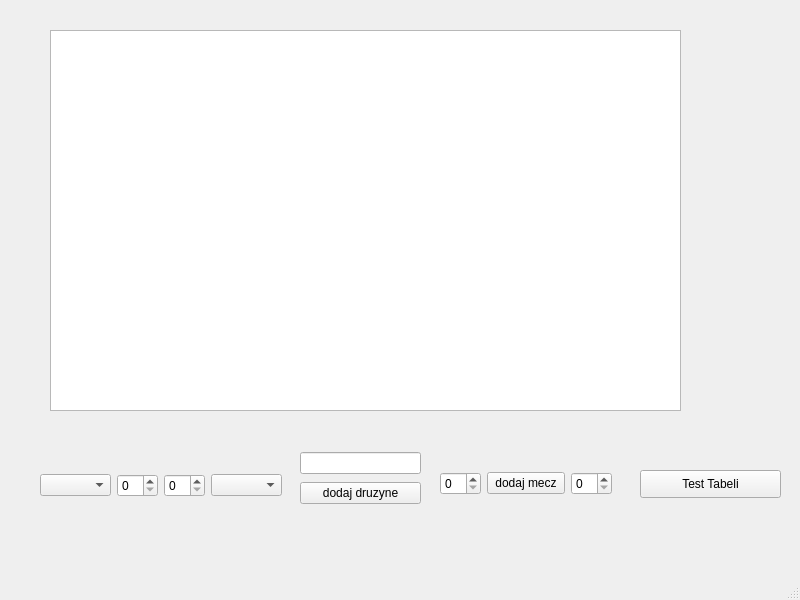
Before: the Qt Designer form mainwindow.ui in Kperp8/tournament-tracker-PL, drawn with Qt 5.
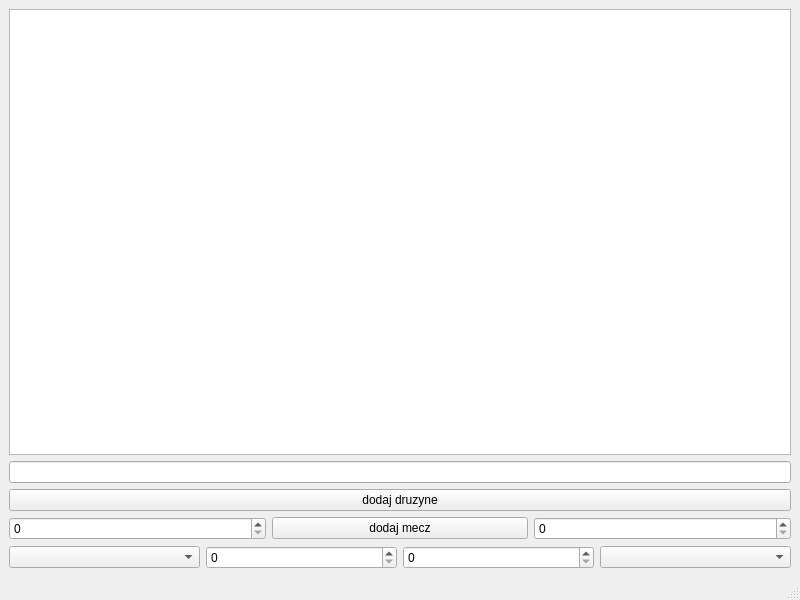
After: the same form once the commit is applied.

Commit message: tabela jest troche bardziej responsywna, skaluje sie do okna

The edit to the form file:
```diff
--- a/mainwindow.ui
+++ b/mainwindow.ui
@@ -14,62 +14,11 @@
    <string>MainWindow</string>
   </property>
   <widget class="QWidget" name="centralwidget">
-   <widget class="QTableView" name="scoresTable">
-    <property name="geometry">
-     <rect>
-      <x>50</x>
-      <y>30</y>
-      <width>631</width>
-      <height>381</height>
-     </rect>
-    </property>
-   </widget>
-   <widget class="QPushButton" name="testButton">
-    <property name="geometry">
-     <rect>
-      <x>640</x>
-      <y>470</y>
-      <width>141</width>
-      <height>28</height>
-     </rect>
-    </property>
-    <property name="text">
-     <string>Test Tabeli</string>
-    </property>
-   </widget>
-   <widget class="QWidget" name="layoutWidget">
-    <property name="geometry">
-     <rect>
-      <x>40</x>
-      <y>470</y>
-      <width>242</width>
-      <height>31</height>
-     </rect>
-    </property>
-    <layout class="QHBoxLayout" name="horizontalLayout">
+   <layout class="QVBoxLayout" name="verticalLayout_2">
      <item>
-      <widget class="QComboBox" name="select_A"/>
+     <widget class="QTableView" name="scoresTable"/>
      </item>
      <item>
-      <widget class="QSpinBox" name="spinBox"/>
-     </item>
-     <item>
-      <widget class="QSpinBox" name="spinBox_2"/>
-     </item>
-     <item>
-      <widget class="QComboBox" name="select_B"/>
-     </item>
-    </layout>
-   </widget>
-   <widget class="QWidget" name="layoutWidget">
-    <property name="geometry">
-     <rect>
-      <x>300</x>
-      <y>450</y>
-      <width>121</width>
-      <height>56</height>
-     </rect>
-    </property>
     <layout class="QVBoxLayout" name="verticalLayout">
      <item>
       <widget class="QLineEdit" name="lineEdit_druzyna"/>
@@ -82,16 +31,8 @@
       </widget>
      </item>
     </layout>
-   </widget>
-   <widget class="QWidget" name="">
-    <property name="geometry">
-     <rect>
-      <x>440</x>
-      <y>470</y>
-      <width>172</width>
-      <height>27</height>
-     </rect>
-    </property>
+    </item>
+    <item>
     <layout class="QHBoxLayout" name="horizontalLayout_2">
      <item>
       <widget class="QSpinBox" name="spinBox_A"/>
@@ -107,7 +48,24 @@
       <widget class="QSpinBox" name="spinBox_B"/>
      </item>
     </layout>
-   </widget>
+    </item>
+    <item>
+     <layout class="QHBoxLayout" name="horizontalLayout">
+      <item>
+       <widget class="QComboBox" name="select_A"/>
+      </item>
+      <item>
+       <widget class="QSpinBox" name="spinBox"/>
+      </item>
+      <item>
+       <widget class="QSpinBox" name="spinBox_2"/>
+      </item>
+      <item>
+       <widget class="QComboBox" name="select_B"/>
+      </item>
+     </layout>
+    </item>
+   </layout>
   </widget>
   <widget class="QMenuBar" name="menubar">
    <property name="geometry">
```
Lines whose indentation alone changed are shown as unchanged. The commit also changes 2 other files.
